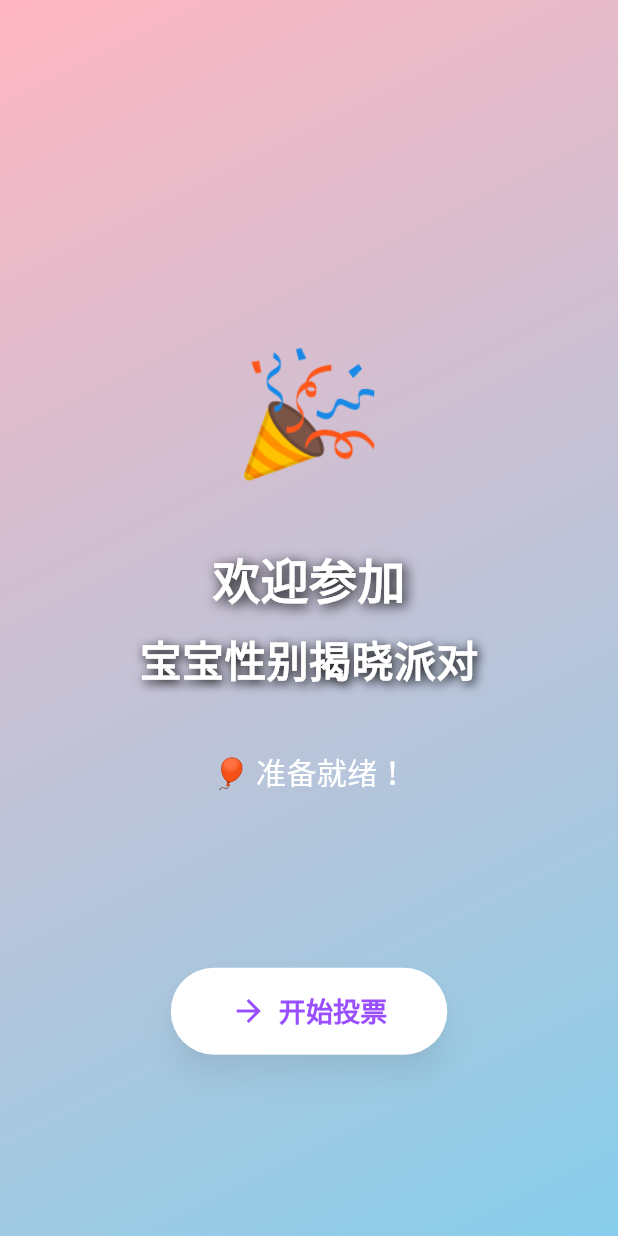
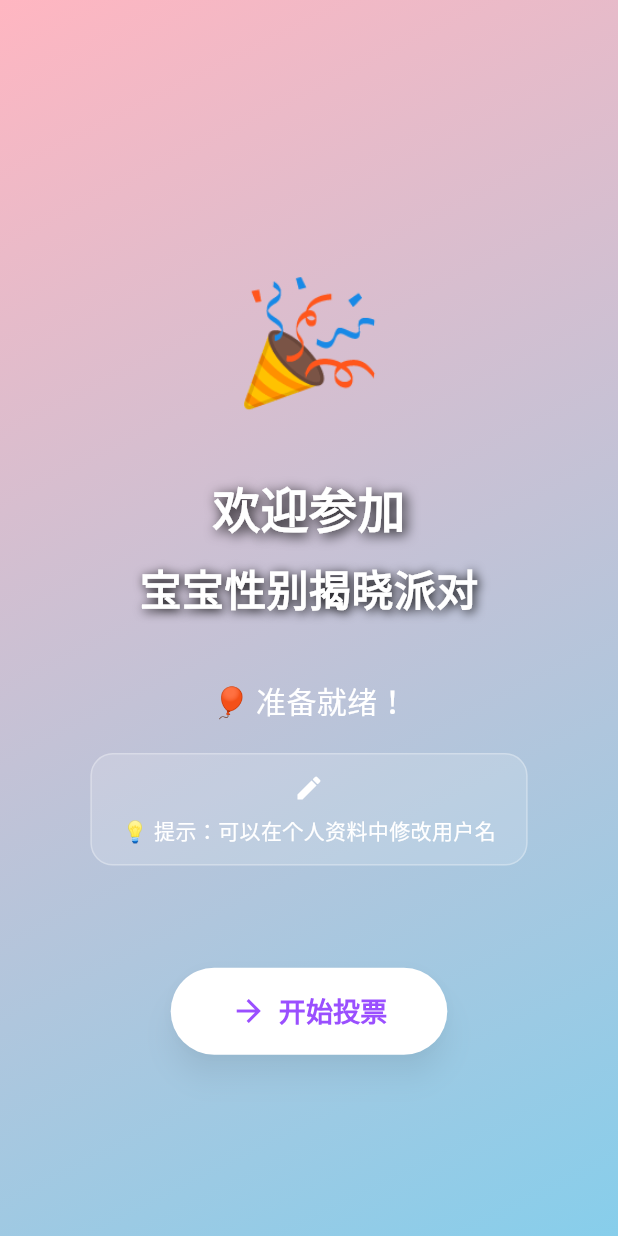
Before and after one commit to LeongTL/gender_reveal, a Flutter app: the screen it shows once a user with an empty profile is signed in, on a phone screen of 412 x 824 dp. Run offline on Flutter 3.47's test engine with Material 3 defaults, Android fonts, the phone set to English and light mode, and no system bars; our stand-ins replace cloud_firestore, firebase_auth, firebase_core, go_router, rxdart, video_player; accounts and stored records are empty; generated files the repository leaves out were written again.

Commit message:
feat: Add username editing tip to welcome screen and disable guest login
- Add helpful tip in welcome screen about username editing in profile
- Temporarily comment out guest login button and method (Google only)
- Improve user onboarding with profile customization guidance
- Clean up unused imports

```diff
--- a/lib/screens/welcome_screen.dart
+++ b/lib/screens/welcome_screen.dart
@@ -1,7 +1,6 @@
 import 'package:flutter/material.dart';
 import 'package:go_router/go_router.dart';
 import 'package:video_player/video_player.dart';
-import 'package:firebase_auth/firebase_auth.dart';
 import '../services/auth_service.dart';
 
 /// Welcome screen that appears after authentication
@@ -228,6 +227,8 @@ class _WelcomeScreenState extends State<WelcomeScreen>
                             ],
                           )
                         else
+                          Column(
+                            children: [
                               const Text(
                                 '🎈 准备就绪！',
                                 style: TextStyle(
@@ -235,6 +236,45 @@ class _WelcomeScreenState extends State<WelcomeScreen>
                                   color: Colors.white,
                                   fontWeight: FontWeight.w500,
                                 ),
+                              ),
+                              const SizedBox(height: 20),
+                              Container(
+                                padding: const EdgeInsets.symmetric(
+                                  horizontal: 20,
+                                  vertical: 12,
+                                ),
+                                margin: const EdgeInsets.symmetric(
+                                  horizontal: 40,
+                                ),
+                                decoration: BoxDecoration(
+                                  color: Colors.white.withValues(alpha: 0.15),
+                                  borderRadius: BorderRadius.circular(15),
+                                  border: Border.all(
+                                    color: Colors.white.withValues(alpha: 0.3),
+                                    width: 1,
+                                  ),
+                                ),
+                                child: const Column(
+                                  children: [
+                                    Icon(
+                                      Icons.edit,
+                                      color: Colors.white,
+                                      size: 20,
+                                    ),
+                                    SizedBox(height: 8),
+                                    Text(
+                                      '💡 提示：可以在个人资料中修改用户名',
+                                      textAlign: TextAlign.center,
+                                      style: TextStyle(
+                                        fontSize: 14,
+                                        color: Colors.white,
+                                        fontWeight: FontWeight.w500,
+                                      ),
+                                    ),
+                                  ],
+                                ),
+                              ),
+                            ],
                           ),
                       ],
                     ),
```
Also changed, not shown: lib/screens/auth_screen.dart (+6 -2 lines). Lines whose indentation alone changed are shown as unchanged.
